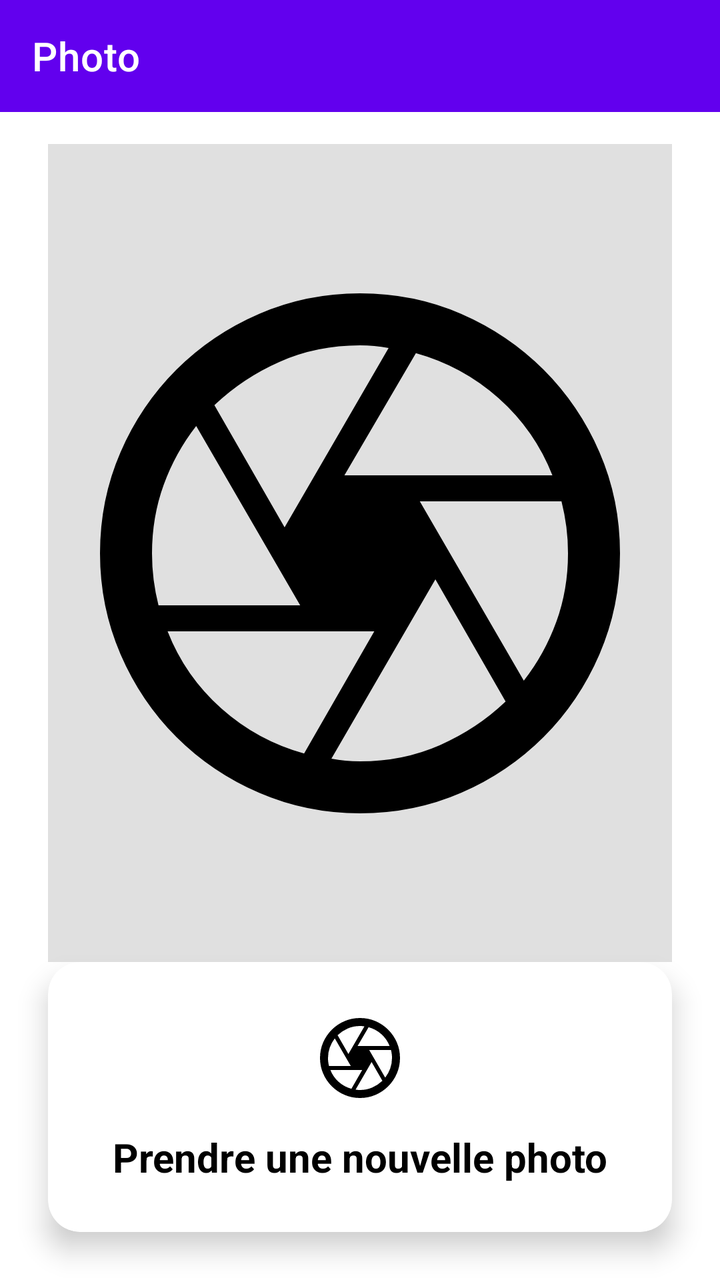
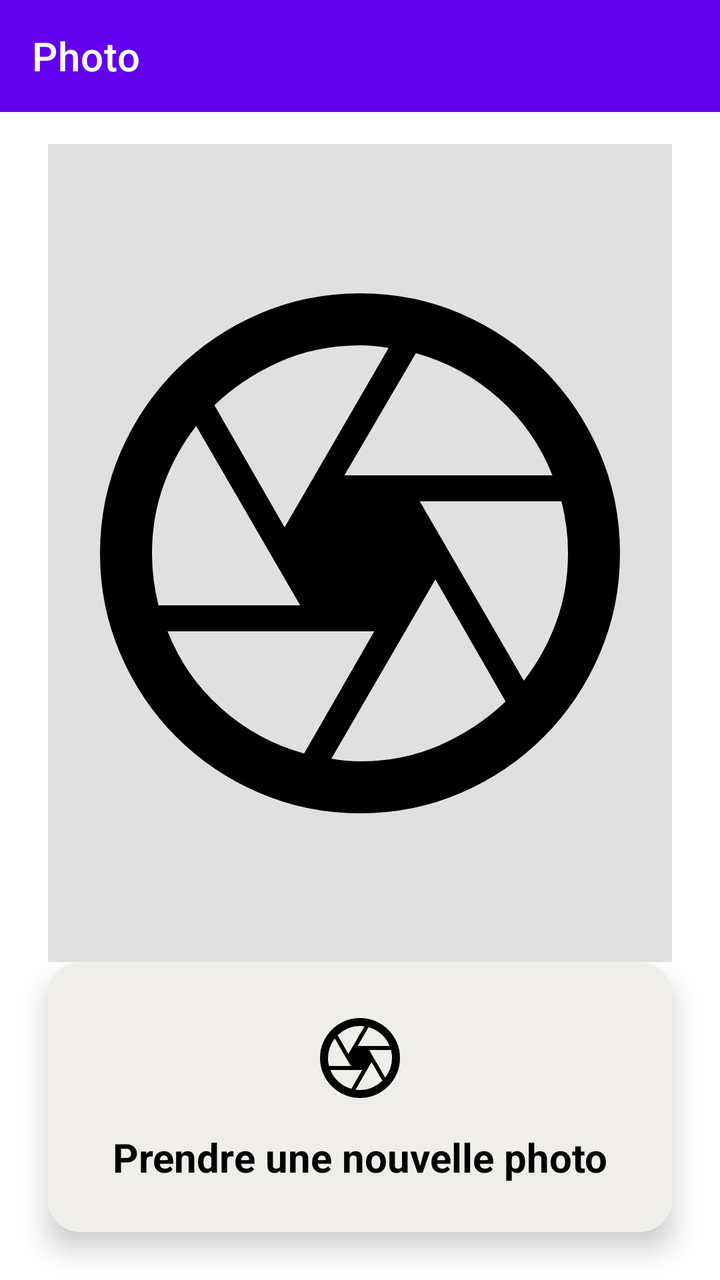

The first picture is an Android layout as it rendered before a commit; the second is the same layout after the commit. The layout source and the unified diff follow.
<!-- AndroidManifest.xml: application theme Theme.ApplicationTechnicien -->
<!-- res/layout/activity_photo.xml -->
<?xml version="1.0" encoding="utf-8"?>
<androidx.constraintlayout.widget.ConstraintLayout xmlns:android="http://schemas.android.com/apk/res/android"
    xmlns:app="http://schemas.android.com/apk/res-auto"
    xmlns:tools="http://schemas.android.com/tools"
    android:id="@+id/main"
    android:layout_width="match_parent"
    android:layout_height="match_parent"
    tools:context=".PhotoActivity">




    <com.google.android.material.appbar.MaterialToolbar
        android:id="@+id/toolbar_photo"
        android:layout_width="match_parent"
        android:layout_height="?attr/actionBarSize"
        android:background="?attr/colorPrimary"
        app:title="Photo"
        app:titleTextColor="@android:color/white" />

    <ImageView
        android:id="@+id/image_view_photo"
        android:layout_width="0dp"
        android:layout_height="0dp"
        android:layout_marginHorizontal="24dp"
        android:layout_marginTop="16dp"
        android:background="#E0E0E0"
        android:contentDescription="@string/description_captured_photo"
        android:scaleType="fitCenter"
        android:src="@drawable/ic_camera_black_24dp"
        app:layout_constraintTop_toBottomOf="@id/toolbar_photo"
        app:layout_constraintEnd_toEndOf="parent"
        app:layout_constraintStart_toStartOf="parent"

        app:layout_constraintBottom_toTopOf="@id/card_take_photo" />

    <androidx.cardview.widget.CardView
        android:id="@+id/card_take_photo"
        android:layout_width="match_parent"
        android:layout_height="wrap_content"
        android:layout_margin="24dp"
        android:clickable="true"
        android:focusable="true"
        android:foreground="?android:attr/selectableItemBackground"
        app:cardCornerRadius="16dp"
        app:cardElevation="8dp"

        app:layout_constraintBottom_toBottomOf="parent"
        app:layout_constraintStart_toStartOf="parent"
        app:layout_constraintEnd_toEndOf="parent">

        <LinearLayout
            android:layout_width="match_parent"
            android:layout_height="wrap_content"
            android:gravity="center"
            android:orientation="vertical"
            android:padding="24dp">

            <ImageView
                android:layout_width="48dp"
                android:layout_height="48dp"
                android:contentDescription="@string/action_take_photo"
                android:src="@drawable/ic_camera_black_24dp"
                android:tint="#000000" />

            <TextView
                android:layout_width="wrap_content"
                android:layout_height="wrap_content"
                android:layout_marginTop="12dp"
                android:text="@string/action_take_photo"
                android:textColor="#000000"
                android:textSize="20sp"
                android:textStyle="bold" />
        </LinearLayout>
    </androidx.cardview.widget.CardView>

</androidx.constraintlayout.widget.ConstraintLayout>
<!-- resources referenced by this layout -->
<resources>
  <!-- drawable ic_camera_black_24dp (drawable) -->
  <vector xmlns:android="http://schemas.android.com/apk/res/android" android:height="24dp" android:tint="#000000" android:viewportHeight="960" android:viewportWidth="960" android:width="24dp">
        
      <path android:fillColor="@android:color/white" android:pathData="M456,360L776,360Q749,291 693.5,241.5Q638,192 566,172L456,360ZM364,440L524,164Q513,162 502,161Q491,160 480,160Q414,160 357,185Q300,210 256,252L364,440ZM170,560L388,560L228,284Q196,325 178,374.5Q160,424 160,480Q160,501 162.5,520.5Q165,540 170,560ZM394,788L502,600L184,600Q211,669 266.5,718.5Q322,768 394,788ZM480,800Q546,800 603,775Q660,750 704,708L596,520L436,796Q447,798 457.5,799Q468,800 480,800ZM732,676Q764,635 782,585.5Q800,536 800,480Q800,459 797.5,439.5Q795,420 790,400L572,400L732,676ZM480,480Q480,480 480,480Q480,480 480,480Q480,480 480,480Q480,480 480,480Q480,480 480,480Q480,480 480,480Q480,480 480,480Q480,480 480,480Q480,480 480,480Q480,480 480,480Q480,480 480,480Q480,480 480,480Q480,480 480,480Q480,480 480,480Q480,480 480,480Q480,480 480,480ZM480,880Q398,880 325,848.5Q252,817 197.5,762.5Q143,708 111.5,635Q80,562 80,480Q80,397 111.5,324.5Q143,252 197.5,197.5Q252,143 325,111.5Q398,80 480,80Q563,80 635.5,111.5Q708,143 762.5,197.5Q817,252 848.5,324.5Q880,397 880,480Q880,562 848.5,635Q817,708 762.5,762.5Q708,817 635.5,848.5Q563,880 480,880Z"/>
      
  </vector>
  <string name="action_take_photo">Prendre une nouvelle photo</string>
  <string name="description_captured_photo">The photo captured by the camera.</string>
  <style name="Theme.ApplicationTechnicien" parent="Theme.MaterialComponents.DayNight.NoActionBar">
          <item name="colorPrimary">@color/purple_500</item>
          <item name="colorPrimaryVariant">@color/purple_700</item>
          <item name="colorOnPrimary">@color/white</item>
  
          <item name="colorSecondary">@color/teal_200</item>
          <item name="colorSecondaryVariant">@color/teal_700</item>
          <item name="colorOnSecondary">@color/black</item>
  
          <item name="android:statusBarColor">?attr/colorPrimaryVariant</item>
  
          <item name="windowActionBar">false</item>
          <item name="windowNoTitle">true</item>
      </style>
  <color name="purple_500">#FF6200EE</color>
  <color name="purple_700">#FF3700B3</color>
  <color name="white">#FFFFFFFF</color>
  <color name="teal_200">#FF03DAC5</color>
  <color name="teal_700">#FF018786</color>
  <color name="black">#FF000000</color>
</resources>

<!-- the commit's change to res/layout/activity_photo.xml (unified diff, before → after) -->
@@ -6,8 +6,6 @@
     android:layout_width="match_parent"
     android:layout_height="match_parent"
     tools:context=".PhotoActivity">
-
-
 
 
     <com.google.android.material.appbar.MaterialToolbar
@@ -53,6 +51,7 @@
             android:layout_width="match_parent"
             android:layout_height="wrap_content"
             android:gravity="center"
+            android:background="#f0eeeb"
             android:orientation="vertical"
             android:padding="24dp">
 
